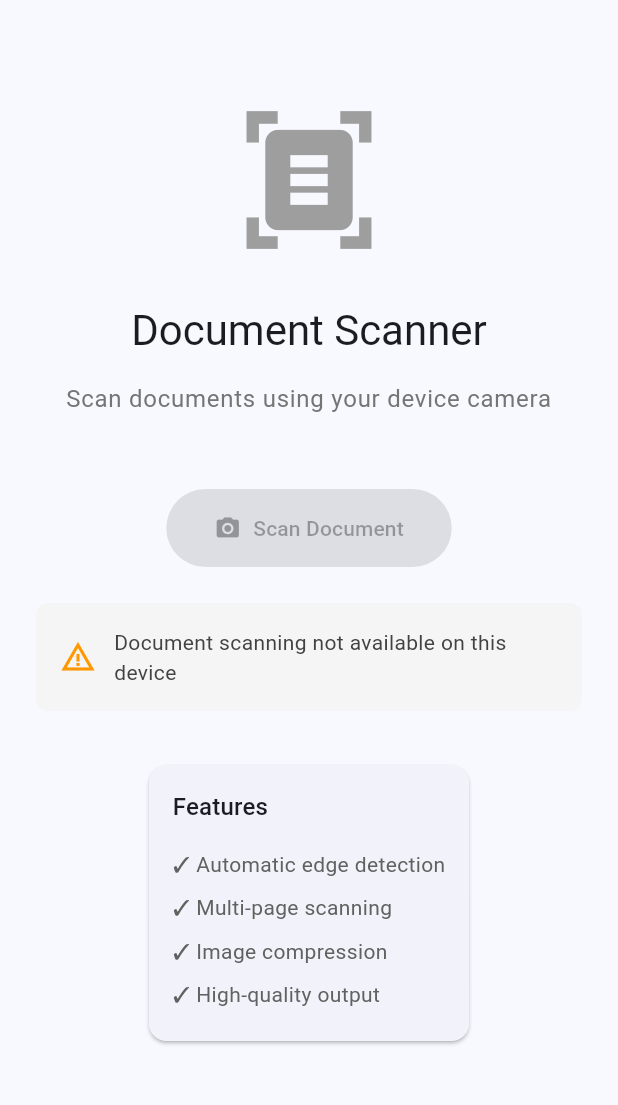
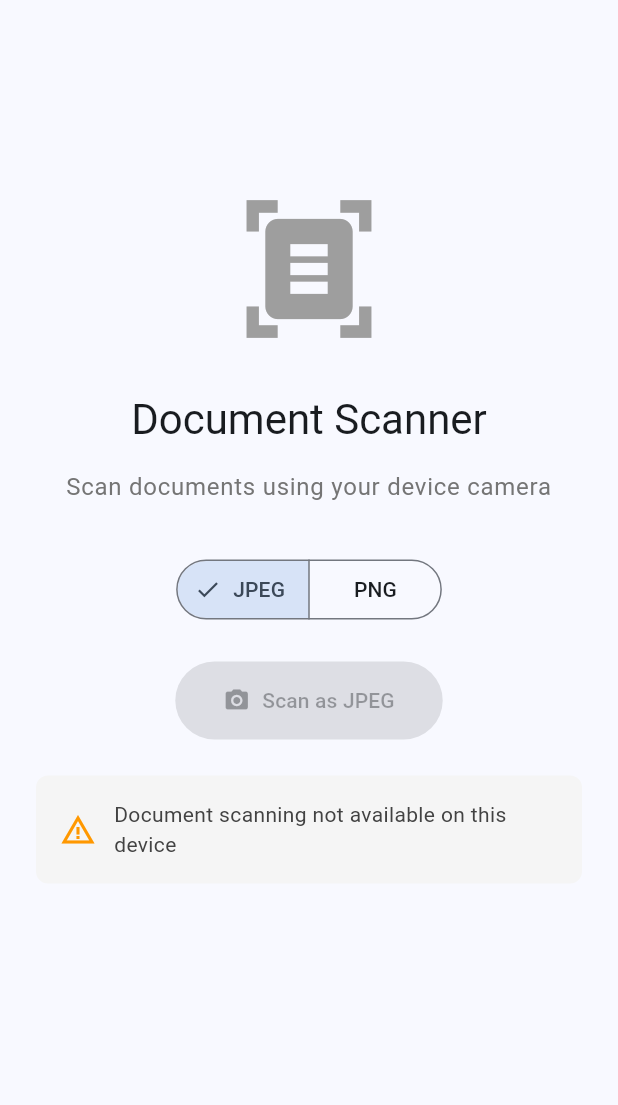
Before and after one commit to alex596/capture-helper, a Flutter app: the screen it shows after launch, on a phone screen of 412 x 824 dp, the part 84-1189 px from its top. Run offline on Flutter 3.47's test engine with Material 3 defaults, Android fonts, the phone set to English and light mode, and no system bars.

Commit message:
chore: Mise à jour du sample
- Mise à jour de l'exemple pour faciliter l'utilisation du plugin

```diff
--- a/example/lib/main.dart
+++ b/example/lib/main.dart
@@ -34,6 +34,7 @@ class _HomePageState extends State<HomePage> {
   bool _isScanning = false;
   bool _isScanningAvailable = false;
   String? _statusMessage;
+  OutputFormat _selectedFormat = OutputFormat.jpeg;
 
   @override
   void initState() {
@@ -64,9 +65,10 @@ class _HomePageState extends State<HomePage> {
 
     try {
       final result = await _captureHelper.scanDocument(
-        options: const CaptureHelperScanOptions(
+        options: CaptureHelperScanOptions(
           autoCompress: false,
           compressionQuality: 80,
+          outputFormat: _selectedFormat,
         ),
       );
 
@@ -145,14 +147,34 @@ class _HomePageState extends State<HomePage> {
                   color: Colors.grey[600],
                 ),
               ),
-              const SizedBox(height: 48),
+              const SizedBox(height: 32),
+              // Sélecteur de format
+              SegmentedButton<OutputFormat>(
+                segments: const [
+                  ButtonSegment<OutputFormat>(
+                    value: OutputFormat.jpeg,
+                    label: Text('JPEG'),
+                  ),
+                  ButtonSegment<OutputFormat>(
+                    value: OutputFormat.png,
+                    label: Text('PNG'),
+                  ),
+                ],
+                selected: {_selectedFormat},
+                onSelectionChanged: (newSelection) {
+                  setState(() {
+                    _selectedFormat = newSelection.first;
+                  });
+                },
+              ),
+              const SizedBox(height: 24),
               if (_isScanning)
                 const CircularProgressIndicator()
               else
                 ElevatedButton.icon(
                   onPressed: _isScanningAvailable ? _scanDocument : null,
                   icon: const Icon(Icons.camera_alt),
-                  label: const Text('Scan Document'),
+                  label: Text('Scan as ${_selectedFormat.name.toUpperCase()}'),
                   style: ElevatedButton.styleFrom(
                     padding: const EdgeInsets.symmetric(
                       horizontal: 32,
@@ -186,42 +208,11 @@ class _HomePageState extends State<HomePage> {
                     ],
                   ),
                 ),
-              const SizedBox(height: 32),
-              Card(
-                child: Padding(
-                  padding: const EdgeInsets.all(16),
-                  child: Column(
-                    crossAxisAlignment: CrossAxisAlignment.start,
-                    children: [
-                      Text(
-                        'Features',
-                        style: Theme.of(context).textTheme.titleMedium,
-                      ),
-                      const SizedBox(height: 12),
-                      _buildFeatureItem('✓ Automatic edge detection'),
-                      _buildFeatureItem('✓ Multi-page scanning'),
-                      _buildFeatureItem('✓ Image compression'),
-                      _buildFeatureItem('✓ High-quality output'),
-                    ],
-                  ),
-                ),
-              ),
+              const SizedBox(height: 50),
             ],
           ),
         ),
       ),
     );
   }
-
-  Widget _buildFeatureItem(String text) {
-    return Padding(
-      padding: const EdgeInsets.symmetric(vertical: 4),
-      child: Text(
-        text,
-        style: TextStyle(
-          color: Colors.grey[700],
-        ),
-      ),
-    );
-  }
 }
--- a/example/pubspec.yaml
+++ b/example/pubspec.yaml
@@ -1,5 +1,5 @@
 name: capture_helper_example
-version: 1.1.0
+version: 1.1.1
 description: "Demonstrates how to use the capture_helper plugin."
 # The following line prevents the package from being accidentally published to
 # pub.dev using `flutter pub publish`. This is preferred for private packages.
--- a/pubspec.yaml
+++ b/pubspec.yaml
@@ -1,7 +1,7 @@
 name: capture_helper
 description: "Cross-platform Flutter plugin for advanced document capture, image enhancement,
   and PDF compression. Uses native VisionKit (iOS) and ML Kit (Android) for optimal results."
-version: 1.1.0
+version: 1.1.1
 homepage: https://alexislouis.xyz
 repository: https://github.com/alex596/capture-helper
 issue_tracker: https://github.com/alex596/capture-helper/issues
```
Also changed, not shown: example/lib/pages/scan_details_page.dart (+64 -2 lines), example/pubspec.lock, 1 other file.
